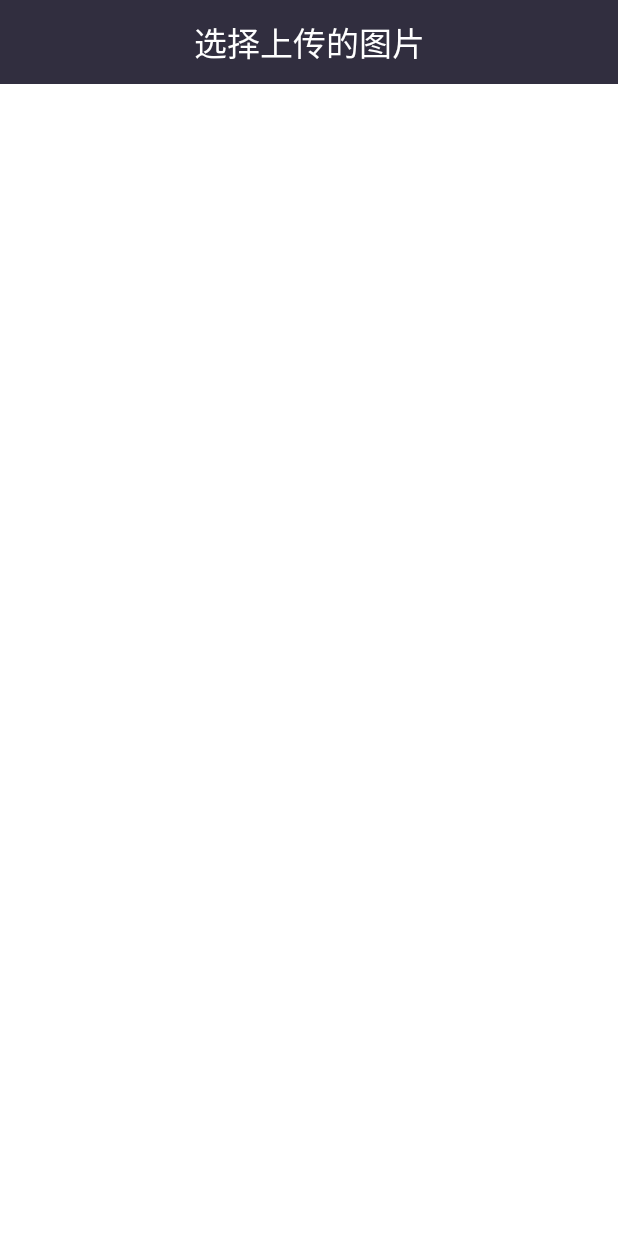
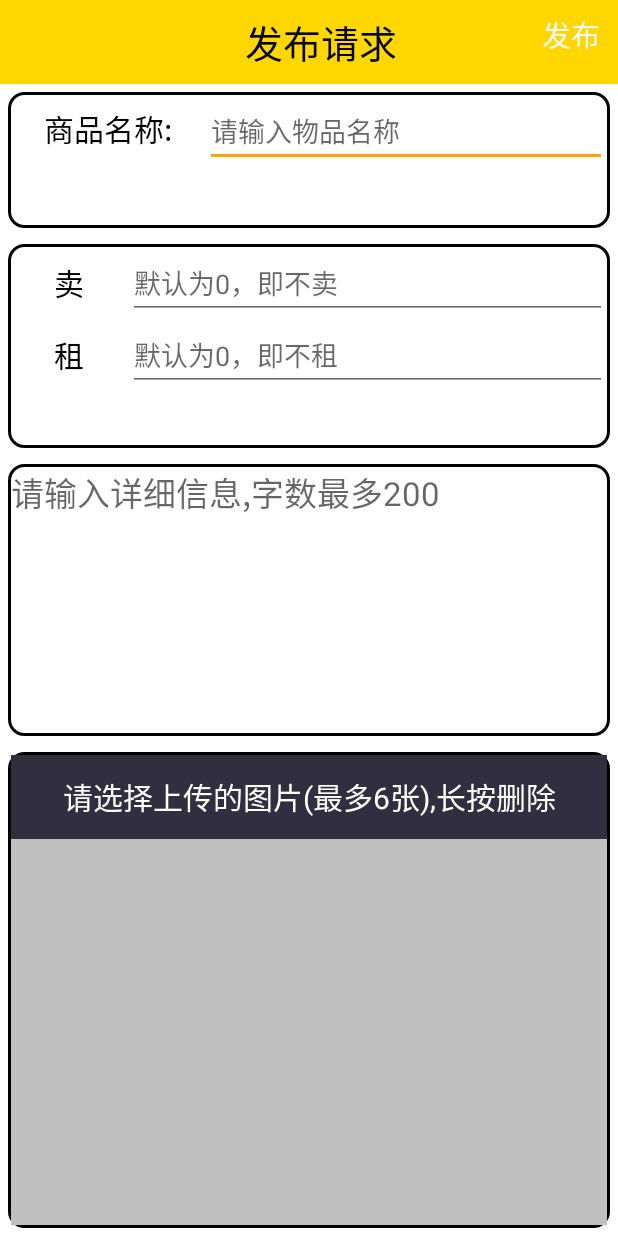
Before and after one commit to royyoung388/EZuYou, an Android app: the layout release.xml on its own in the app's theme, with its tools: preview values and no code run, on a phone screen of 412 x 824 dp. Run offline under Robolectric (Android 15) with nearby library versions, the phone set to English and light mode, and no system bars.

Commit message:
V2.5：能上传一个图片。下一步，添加多个图片，通知改变，刷新，等待上传。

```diff
--- a/app/src/main/java/com/you/ezuyou/Menu/BaseActivity.java
+++ b/app/src/main/java/com/you/ezuyou/Menu/BaseActivity.java
@@ -18,6 +18,9 @@ import java.util.Locale;
 /**
  * BaseActivity<br>
  */
+
+//用于选择照片
+
 public class BaseActivity extends AppCompatActivity {
 
 	/**
--- a/app/src/main/java/com/you/ezuyou/Welcome/Welcome.java
+++ b/app/src/main/java/com/you/ezuyou/Welcome/Welcome.java
@@ -19,8 +19,6 @@ public class Welcome extends AppCompatActivity{
 
     private TextView counter;
 
-
-
     @Override
     protected void onCreate(Bundle savedInstanceState) {
         super.onCreate(savedInstanceState);
@@ -36,6 +34,7 @@ public class Welcome extends AppCompatActivity{
             public void onTick(long millisUntilFinished) {
                 counter.setText("倒计时: " + millisUntilFinished / 1000);
             }
+
             //结束时
             public void onFinish() {
                 startActivity(new Intent(Welcome.this, Login.class));
--- /dev/null
+++ b/app/src/main/res/drawable/release_input.xml
@@ -0,0 +1,16 @@
+<?xml version="1.0" encoding="utf-8"?>
+<shape xmlns:android="http://schemas.android.com/apk/res/android">
+    <corners android:radius="10dp"/>
+    <!-- 间隔 -->
+    <padding
+        android:left="2dp"
+        android:top="2dp"
+        android:right="2dp"
+        android:bottom="2dp"/><!-- 各方向的间隔 -->
+
+    <!-- 描边 -->
+    <stroke
+        android:width="2dp"
+        android:color="@android:color/black"/>
+
+</shape>
--- /dev/null
+++ b/app/src/main/res/drawable/release_publish_text.xml
@@ -0,0 +1,5 @@
+<?xml version="1.0" encoding="utf-8"?>
+<selector xmlns:android="http://schemas.android.com/apk/res/android">
+    <item android:color="@color/silver" android:state_pressed="true" />
+    <item android:color="@color/ghostwhite"/>
+</selector>
--- a/app/src/main/res/layout/release.xml
+++ b/app/src/main/res/layout/release.xml
@@ -2,7 +2,148 @@
 <LinearLayout xmlns:android="http://schemas.android.com/apk/res/android"
     android:layout_width="match_parent"
     android:layout_height="match_parent"
-    android:background="@android:color/white"
+    android:background="@color/white"
+    android:orientation="vertical">
+
+    <android.support.v7.widget.Toolbar
+        android:id="@+id/Release_toolbar"
+        android:layout_width="match_parent"
+        android:layout_height="?attr/actionBarSize"
+        android:background="?colorPrimary">
+
+        <RelativeLayout
+            android:layout_width="match_parent"
+            android:layout_height="wrap_content">
+
+            <TextView
+                android:layout_width="wrap_content"
+                android:layout_height="wrap_content"
+                android:layout_centerInParent="true"
+                android:text="发布请求"
+                android:textSize="25sp" />
+
+            <TextView
+                android:id="@+id/Release_publish"
+                android:layout_width="wrap_content"
+                android:layout_height="wrap_content"
+                android:layout_alignParentEnd="true"
+                android:layout_marginRight="12dp"
+                android:text="发布"
+                android:clickable="true"
+                android:textSize="19sp"
+                android:textColor="@drawable/release_publish_text" />
+        </RelativeLayout>
+    </android.support.v7.widget.Toolbar>
+
+    <LinearLayout
+        android:layout_width="match_parent"
+        android:layout_height="0dp"
+        android:layout_weight="2"
+        android:layout_margin="5dp"
+        android:background="@drawable/release_input"
+        android:orientation="horizontal">
+
+        <TextView
+            android:layout_width="wrap_content"
+            android:layout_height="wrap_content"
+            android:layout_weight="1"
+            android:gravity="center"
+            android:text="商品名称:"
+            android:textSize="20dp" />
+
+        <EditText
+            android:id="@+id/Release_input_name"
+            android:layout_width="wrap_content"
+            android:layout_height="wrap_content"
+            android:layout_weight="3"
+            android:hint="请输入物品名称" />
+    </LinearLayout>
+
+    <LinearLayout
+        android:layout_width="match_parent"
+        android:layout_height="0dp"
+        android:layout_margin="5dp"
+        android:layout_weight="3"
+        android:background="@drawable/release_input"
+        android:orientation="vertical">
+
+        <LinearLayout
+            android:layout_width="match_parent"
+            android:layout_height="wrap_content"
+            android:gravity="center"
+            android:orientation="horizontal">
+
+            <TextView
+                android:layout_width="wrap_content"
+                android:layout_height="wrap_content"
+                android:layout_weight="1"
+                android:gravity="center"
+                android:text="卖"
+                android:textSize="20dp" />
+
+            <EditText
+                android:id="@+id/Release_input_sell"
+                android:layout_width="wrap_content"
+                android:layout_height="wrap_content"
+                android:layout_weight="3"
+                android:hint="默认为0，即不卖" />
+        </LinearLayout>
+
+        <LinearLayout
+            android:layout_width="match_parent"
+            android:layout_height="wrap_content"
+            android:gravity="center"
+            android:orientation="horizontal">
+
+            <TextView
+                android:layout_width="wrap_content"
+                android:layout_height="wrap_content"
+                android:layout_weight="1"
+                android:gravity="center"
+                android:text="租"
+                android:textSize="20dp" />
+
+            <EditText
+                android:id="@+id/Release_input_rent"
+                android:layout_width="wrap_content"
+                android:layout_height="wrap_content"
+                android:layout_weight="3"
+                android:hint="默认为0，即不租" />
+        </LinearLayout>
+    </LinearLayout>
+
+    <LinearLayout
+        android:layout_width="match_parent"
+        android:layout_height="0dp"
+        android:layout_margin="5dp"
+        android:layout_weight="4"
+        android:background="@drawable/release_input"
+        android:orientation="horizontal">
+
+        <ScrollView
+            android:layout_width="match_parent"
+            android:layout_height="match_parent">
+
+            <EditText
+                android:id="@+id/Release_input_detail"
+                android:layout_width="match_parent"
+                android:layout_height="match_parent"
+                android:background="@null"
+                android:gravity="left|top"
+                android:hint="请输入详细信息,字数最多200"
+                android:inputType="textMultiLine"
+                android:maxLength="200"
+                android:scrollbars="vertical"
+                android:textSize="22sp" />
+        </ScrollView>
+    </LinearLayout>
+
+    <LinearLayout
+        android:layout_width="match_parent"
+        android:layout_height="0dp"
+        android:layout_margin="5dp"
+        android:layout_weight="7"
+        android:background="@drawable/release_input"
         android:orientation="vertical">
 
         <TextView
@@ -11,17 +152,20 @@
             android:layout_height="?attr/actionBarSize"
             android:background="#312E3F"
             android:gravity="center"
-        android:text="选择上传的图片"
+            android:text="请选择上传的图片(最多6张),长按删除"
             android:textColor="@android:color/white"
-        android:textSize="22sp" />
+            android:textSize="20sp" />
 
         <GridView
-        android:id="@+id/grid_upload_pictures"
+            android:id="@+id/Release_grid_upload_pictures"
             android:layout_width="match_parent"
-        android:layout_height="fill_parent"
+            android:layout_height="match_parent"
+            android:background="@color/silver"
             android:horizontalSpacing="5dp"
             android:numColumns="3"
+            android:scrollbarAlwaysDrawVerticalTrack="true"
+            android:scrollbars="vertical"
             android:stretchMode="columnWidth"
             android:verticalSpacing="5dp" />
-
     </LinearLayout>
+</LinearLayout>
```
Also changed, not shown: app/src/main/AndroidManifest.xml (+6 -3 lines), app/src/main/java/com/you/ezuyou/InternetUtls/ReleaseUtils.java (+49 -0 lines), app/src/main/java/com/you/ezuyou/Login/Login.java (+15 -16 lines), 1 other file. Lines whose indentation alone changed are shown as unchanged.
